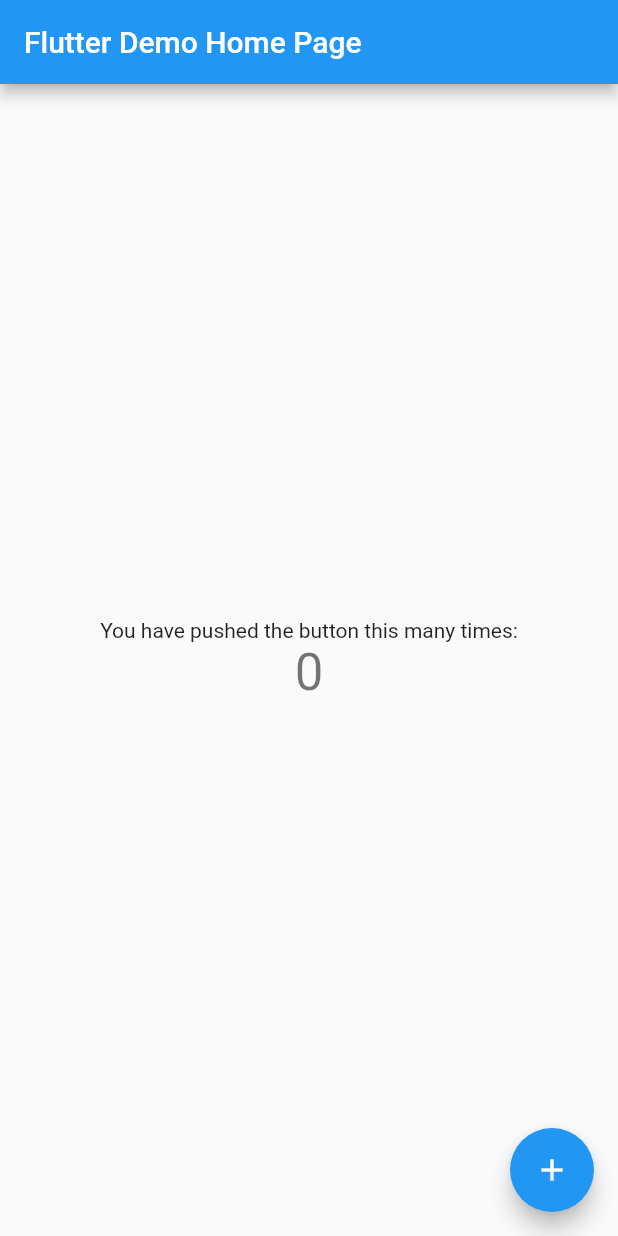
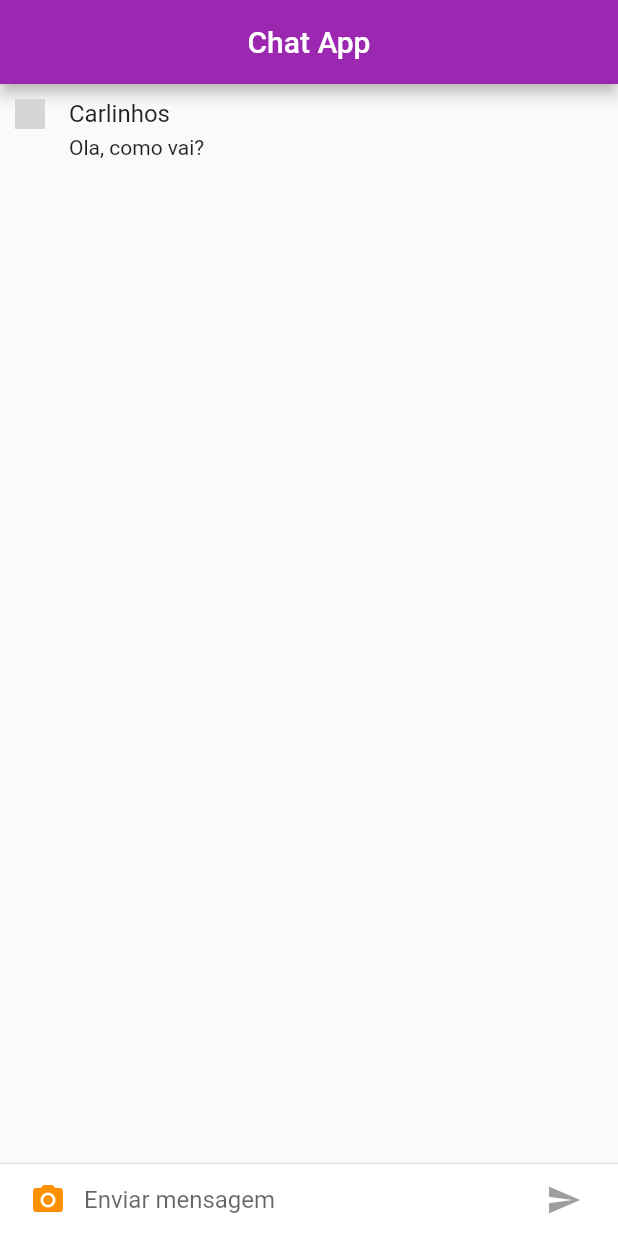
Before and after one commit to carlosgiovani/app_flutter_chat_online, a Flutter app: the screen it shows after launch, on a phone screen of 412 x 824 dp. Run offline on Flutter 3.47's test engine with Material 2 defaults, Android fonts, the phone set to English and light mode, and no system bars; our stand-ins replace firebase_auth, google_sign_in; accounts and stored records are empty; network calls fail; grey boxes are pictures that could not be loaded.

Commit message:
Montagem do layout do app

```diff
--- a/lib/main.dart
+++ b/lib/main.dart
@@ -1,111 +1,193 @@
+import 'package:firebase_auth/firebase_auth.dart';
+import 'package:flutter/cupertino.dart';
 import 'package:flutter/material.dart';
+import 'package:google_sign_in/google_sign_in.dart';
 
-void main() => runApp(MyApp());
+void main() async {
+  runApp(MyApp());
+}
+
+//Criação de temas p/ IOS e Android
+final ThemeData KIOSTheme = ThemeData(
+  primarySwatch: Colors.orange,
+  primaryColor: Colors.grey[100],
+  primaryColorBrightness: Brightness.light
+);
+final ThemeData KDefaultTheme = ThemeData(
+  primarySwatch: Colors.purple,
+  accentColor: Colors.orangeAccent[400]
+);
+
+// Autenticação para o login
+final googleSignIn = GoogleSignIn();
+final auth = FirebaseAuth.instance;
+
+//função para verificar se o usuario esta logado
+Future<Null> _ensureLoggedIn() async {
+  GoogleSignInAccount user = googleSignIn.currentUser; //pega usuario atual logado
+  //autentica user no google
+  if(user == null)
+    user = await googleSignIn.signInSilently();
+  if(user == null)
+    user = await googleSignIn.signIn();
+  //autentica user no Firebase
+  if(await auth.currentUser() == null){
+    GoogleSignInAuthentication credentials = await googleSignIn.currentUser.authentication;
+    await auth.signInWithCredential(GoogleAuthProvider.getCredential(
+        idToken: credentials.idToken, accessToken: credentials.accessToken));
+  }
+}
 
 class MyApp extends StatelessWidget {
-  // This widget is the root of your application.
   @override
   Widget build(BuildContext context) {
     return MaterialApp(
-      title: 'Flutter Demo',
-      theme: ThemeData(
-        // This is the theme of your application.
-        //
-        // Try running your application with "flutter run". You'll see the
-        // application has a blue toolbar. Then, without quitting the app, try
-        // changing the primarySwatch below to Colors.green and then invoke
-        // "hot reload" (press "r" in the console where you ran "flutter run",
-        // or simply save your changes to "hot reload" in a Flutter IDE).
-        // Notice that the counter didn't reset back to zero; the application
-        // is not restarted.
-        primarySwatch: Colors.blue,
-      ),
-      home: MyHomePage(title: 'Flutter Demo Home Page'),
+      title: "Chat App",
+      debugShowCheckedModeBanner: false,
+      theme: Theme.of(context).platform == TargetPlatform.iOS ? //identifica o sistema e seta o tema
+        KIOSTheme : KDefaultTheme,
+      home: ChatScreen(),
     );
   }
 }
 
-class MyHomePage extends StatefulWidget {
-  MyHomePage({Key key, this.title}) : super(key: key);
-
-  // This widget is the home page of your application. It is stateful, meaning
-  // that it has a State object (defined below) that contains fields that affect
-  // how it looks.
-
-  // This class is the configuration for the state. It holds the values (in this
-  // case the title) provided by the parent (in this case the App widget) and
-  // used by the build method of the State. Fields in a Widget subclass are
-  // always marked "final".
-
-  final String title;
-
+class ChatScreen extends StatefulWidget {
   @override
-  _MyHomePageState createState() => _MyHomePageState();
+  _ChatScreenState createState() => _ChatScreenState();
 }
 
-class _MyHomePageState extends State<MyHomePage> {
-  int _counter = 0;
+class _ChatScreenState extends State<ChatScreen> {
+  @override
+  Widget build(BuildContext context) {
+    return SafeArea(   //SafeArea ignora ou nao o not ou a barra em baixo do iphone true ignora false nao
+      bottom: false,
+      top: false,
+      child: Scaffold(
+        appBar: AppBar(
+          title: Text("Chat App"),
+          centerTitle: true,
+          elevation: Theme.of(context).platform == TargetPlatform.iOS ? 0.0 : 4.0, //verificação do sistema para setar elevação da appBar
+        ),
+        body: Column(
+          children: <Widget>[
+            Expanded(
+              child: ListView(
+                children: <Widget>[
+                  ChatMessage()
+                ],
+              ),
+            ),
+            Divider(
+              height: 1.0,
+            ),
+            Container(
+              decoration: BoxDecoration(
+                color: Theme.of(context).cardColor,
+              ),
+              child: TextComposer(),
+            )
+          ],
+        ),
+      ),
+    );
+  }
+}
 
-  void _incrementCounter() {
-    setState(() {
-      // This call to setState tells the Flutter framework that something has
-      // changed in this State, which causes it to rerun the build method below
-      // so that the display can reflect the updated values. If we changed
-      // _counter without calling setState(), then the build method would not be
-      // called again, and so nothing would appear to happen.
-      _counter++;
-    });
-  }
+class TextComposer extends StatefulWidget {
+  @override
+  _TextComposerState createState() => _TextComposerState();
+}
+
+class _TextComposerState extends State<TextComposer> {
+
+  bool _isComposing = false;
 
   @override
   Widget build(BuildContext context) {
-    // This method is rerun every time setState is called, for instance as done
-    // by the _incrementCounter method above.
-    //
-    // The Flutter framework has been optimized to make rerunning build methods
-    // fast, so that you can just rebuild anything that needs updating rather
-    // than having to individually change instances of widgets.
-    return Scaffold(
-      appBar: AppBar(
-        // Here we take the value from the MyHomePage object that was created by
-        // the App.build method, and use it to set our appbar title.
-        title: Text(widget.title),
-      ),
-      body: Center(
-        // Center is a layout widget. It takes a single child and positions it
-        // in the middle of the parent.
-        child: Column(
-          // Column is also layout widget. It takes a list of children and
-          // arranges them vertically. By default, it sizes itself to fit its
-          // children horizontally, and tries to be as tall as its parent.
-          //
-          // Invoke "debug painting" (press "p" in the console, choose the
-          // "Toggle Debug Paint" action from the Flutter Inspector in Android
-          // Studio, or the "Toggle Debug Paint" command in Visual Studio Code)
-          // to see the wireframe for each widget.
-          //
-          // Column has various properties to control how it sizes itself and
-          // how it positions its children. Here we use mainAxisAlignment to
-          // center the children vertically; the main axis here is the vertical
-          // axis because Columns are vertical (the cross axis would be
-          // horizontal).
-          mainAxisAlignment: MainAxisAlignment.center,
+    return IconTheme(
+      data: IconThemeData(color: Theme.of(context).accentColor),
+      child: Container(
+        margin: const EdgeInsets.symmetric(horizontal: 8.0),
+        decoration: Theme.of(context).platform == TargetPlatform.iOS ?
+          BoxDecoration(
+            border: Border(top: BorderSide(color: Colors.grey[200]))
+          ) :
+          null,
+        child: Row(
           children: <Widget>[
-            Text(
-              'You have pushed the button this many times:',
+            Container(
+              child: IconButton(
+                icon: Icon(Icons.photo_camera),
+                onPressed: (){},
+              ),
             ),
-            Text(
-              '$_counter',
-              style: Theme.of(context).textTheme.display1,
+            Expanded(   //Expanded utiliza o espaço disponivel
+              child: TextField(
+                decoration: InputDecoration.collapsed(hintText: "Enviar mensagem"),
+                onChanged: (text){  //verifica se o campo de text tem caracteris para habilitar o btn de enviar
+                  setState(() {
+                    _isComposing = text.length > 0;
+                  });
+                },
+              ),
             ),
+            Container(
+              margin: EdgeInsets.symmetric(horizontal: 4.0),
+              child: Theme.of(context).platform == TargetPlatform.iOS ?
+                CupertinoButton(
+                  child: Text("Enviar"),
+                  onPressed: _isComposing ?
+                  (){}
+                  : null,
+                )
+                  : IconButton(
+                icon: Icon(Icons.send),
+                onPressed: _isComposing ?
+                (){}
+                : null,
+              )
+            )
           ],
         ),
       ),
-      floatingActionButton: FloatingActionButton(
-        onPressed: _incrementCounter,
-        tooltip: 'Increment',
-        child: Icon(Icons.add),
-      ), // This trailing comma makes auto-formatting nicer for build methods.
     );
   }
 }
+
+//widget q tera a imagem, nome e texto da mensagem
+class ChatMessage extends StatelessWidget {
+  @override
+  Widget build(BuildContext context) {
+    return Container(
+      margin: const EdgeInsets.symmetric(vertical: 10.0, horizontal: 10.0),
+      child: Row(
+        crossAxisAlignment: CrossAxisAlignment.start,   //alinha itens a esquerda
+        children: <Widget>[
+          Container(
+            margin: const EdgeInsets.only(right: 16.0),
+            height: 20.0,
+            width: 20.0,
+            child: CircleAvatar(
+              backgroundImage: NetworkImage("https://www.publicdomainpictures.net/pictures/190000/nahled/young-business-woman-1470305665A9g.jpg",),
+            ),
+          ),
+          Expanded(  //ocupa o maior espaço possivel
+            child: Column(
+              crossAxisAlignment: CrossAxisAlignment.start,
+              children: <Widget>[
+                Text(
+                  "Carlinhos",
+                  style: Theme.of(context).textTheme.subhead,
+                ),
+                Container(
+                  margin: const EdgeInsets.only(top: 5.0),
+                  child: Text("Ola, como vai?"),
+                )
+              ],
+            ),
+          )
+        ],
+      ),
+    );
+  }
+}
--- a/pubspec.yaml
+++ b/pubspec.yaml
@@ -23,6 +23,11 @@ dependencies:
   # The following adds the Cupertino Icons font to your application.
   # Use with the CupertinoIcons class for iOS style icons.
   cupertino_icons: ^0.1.2
+  cloud_firestore: ^0.12.9
+  google_sign_in: ^4.0.4
+  firebase_auth: ^0.14.0
+  firebase_storage: ^3.0.4
+  image_picker: ^0.6.1
 
 dev_dependencies:
   flutter_test:
```
Also changed, not shown: pubspec.lock, 1 other file.
